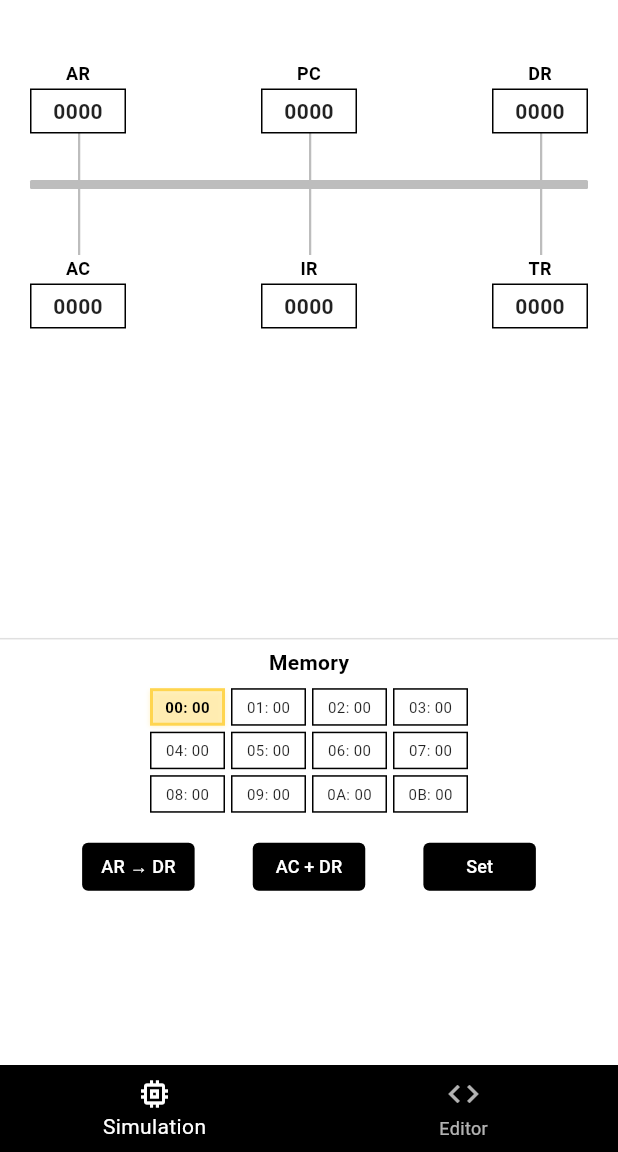
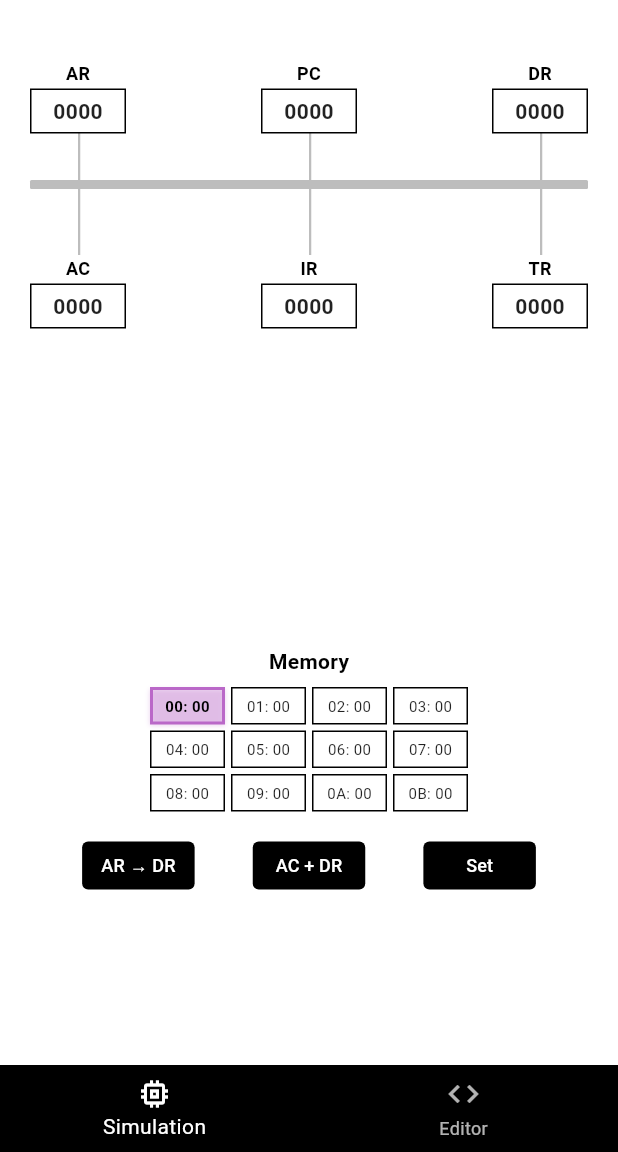
Before and after one commit to R4f4y04/mano_simp, a Flutter app: the screen it shows after launch, on a phone screen of 412 x 824 dp, the part 84-1236 px from its top. Run offline on Flutter 3.47's test engine with Material 3 defaults, Android fonts, the phone set to English and light mode, and no system bars; our stand-ins replace google_fonts; Roboto replaces fonts that are missing (RobotoMono).

Commit message:
changed highlight color from amber to pruple

```diff
--- a/mano_simp/lib/config/theme_config.dart
+++ b/mano_simp/lib/config/theme_config.dart
@@ -1,6 +1,9 @@
 import 'package:flutter/material.dart';
 
 class ThemeConfig {
+  // Single highlight color as a Flutter Color type
+  static Color highlightColor = Colors.purple.shade300; // Amber accent color
+
   static const Map<String, dynamic> config = {
     "appName": "ManoSimP",
     "theme": {
@@ -8,7 +11,6 @@ class ThemeConfig {
       "backgroundColor": "#FFFFFF",
       "registerColor": "#F5F5F5",
       "busColor": "#E0E0E0",
-      "highlightColor": "#FFD54F",
       "errorColor": "#B00020",
       "fontFamilyMono": "RobotoMono"
     },
@@ -52,8 +54,13 @@ class ThemeConfig {
     "animations": {"highlightDurationMs": 400, "fadeCurve": "easeInOut"}
   };
 
-  static Color getColorFromHex(String hexColor) {
-    hexColor = hexColor.replaceAll("#", "");
-    return Color(int.parse('FF$hexColor', radix: 16));
+  // Helper methods to get variations of the highlight color
+  static Color get highlightColorLight => highlightColor.withOpacity(0.2);
+  static Color get highlightColorDark =>
+      Colors.purple.shade600; // Slightly darker amber
+
+  // Helper method to get highlight color with specific opacity
+  static Color highlightWithOpacity(double opacity) {
+    return highlightColor.withOpacity(opacity);
   }
 }
--- a/mano_simp/lib/screens/simulation_screen.dart
+++ b/mano_simp/lib/screens/simulation_screen.dart
@@ -32,13 +32,6 @@ class SimulationScreen extends StatelessWidget {
                       .toList(),
                 ],
               ),
-            ),
-
-            // Divider
-            Divider(
-              height: 2,
-              thickness: 1,
-              color: Colors.grey[300],
             ),
 
             // Memory and controls - more compact
--- a/mano_simp/lib/widgets/bus_widget.dart
+++ b/mano_simp/lib/widgets/bus_widget.dart
@@ -25,9 +25,6 @@ class BusWidget extends StatelessWidget {
       milliseconds: ThemeConfig.config['animations']['highlightDurationMs'],
     );
 
-    // Highlight color - subtle amber for better visibility
-    final highlightColor = Color(0xFFFFD54F);
-
     // Calculate connection lines for each register to the bus
     final List<Widget> connectionLines = [];
     for (var register in registers) {
@@ -49,7 +46,8 @@ class BusWidget extends StatelessWidget {
           height: isAboveBus
               ? busY - connectionStartY
               : connectionStartY - (busY + busHeight),
-          color: isHighlighted ? highlightColor : Colors.grey.shade400,
+          color:
+              isHighlighted ? ThemeConfig.highlightColor : Colors.grey.shade400,
         ),
       ));
     }
@@ -66,7 +64,7 @@ class BusWidget extends StatelessWidget {
             height: busHeight,
             decoration: BoxDecoration(
               color: simulationState.isHighlightedBus
-                  ? highlightColor
+                  ? ThemeConfig.highlightColor
                   : Colors.grey.shade400,
               borderRadius: BorderRadius.circular(1),
             ),
--- a/mano_simp/lib/widgets/memory_grid.dart
+++ b/mano_simp/lib/widgets/memory_grid.dart
@@ -21,7 +21,7 @@ class MemoryGrid extends StatelessWidget {
     final cellHeight = memoryConfig['cellH'] ?? 25.0;
 
     // Highlight color - same amber color for consistency
-    final highlightColor = Color(0xFFFFD54F);
+    final highlightColor = Colors.purple.shade300;
 
     return Container(
       width: MediaQuery.of(context).size.width,
--- a/mano_simp/lib/widgets/register_widget.dart
+++ b/mano_simp/lib/widgets/register_widget.dart
@@ -13,9 +13,6 @@ class RegisterWidget extends StatelessWidget {
       milliseconds: ThemeConfig.config['animations']['highlightDurationMs'],
     );
 
-    // Highlight color - subtle amber for better visibility while keeping minimalist design
-    final highlightColor = Color(0xFFFFD54F);
-
     return Positioned(
       left: register.x,
       top: register.y,
@@ -27,7 +24,9 @@ class RegisterWidget extends StatelessWidget {
             style: TextStyle(
               fontSize: 12,
               fontWeight: FontWeight.bold,
-              color: register.isHighlighted ? highlightColor : Colors.black,
+              color: register.isHighlighted
+                  ? ThemeConfig.highlightColorDark
+                  : Colors.black,
             ),
           ),
           const SizedBox(height: 2),
@@ -40,16 +39,18 @@ class RegisterWidget extends StatelessWidget {
             height: register.h,
             decoration: BoxDecoration(
               color: register.isHighlighted
-                  ? highlightColor.withOpacity(0.2)
+                  ? ThemeConfig.highlightColorLight
                   : Colors.white,
               border: Border.all(
-                color: register.isHighlighted ? highlightColor : Colors.black,
+                color: register.isHighlighted
+                    ? ThemeConfig.highlightColor
+                    : Colors.black,
                 width: register.isHighlighted ? 2.0 : 1.0,
               ),
               boxShadow: register.isHighlighted
                   ? [
                       BoxShadow(
-                        color: highlightColor.withOpacity(0.4),
+                        color: ThemeConfig.highlightWithOpacity(0.4),
                         blurRadius: 4,
                         spreadRadius: 1,
                         offset: Offset(0, 1),
```
Also changed, not shown: mano_simp/lib/widgets/alu_widget.dart (+5 -7 lines).
